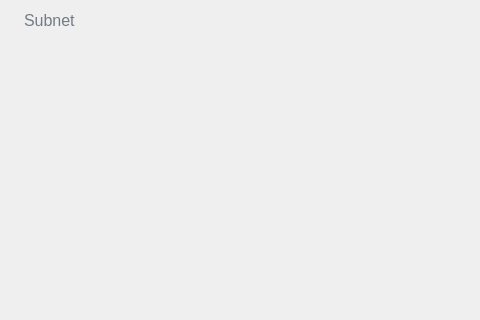
The window that ui/zenqt/nodeeditor/gv/zenographseditor.ui (zenustech/zeno) describes before a commit, drawn with Qt 5; both pictures show x 0 to 480 and y 0 to 320 of the 977 by 581 pixel window.
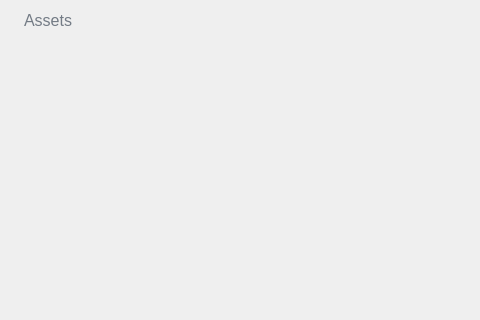
The same window after the commit. The open tabs and pages were chosen to show the change. Custom widgets are drawn as their Qt base class.

Commit message: (76%) start to dev assets. refactor editor paging, based on pathList.

The edit to the form file:
```diff
--- a/ui/zenqt/nodeeditor/gv/zenographseditor.ui
+++ b/ui/zenqt/nodeeditor/gv/zenographseditor.ui
@@ -113,7 +113,7 @@
 font-size: 12pt;</string>
                 </property>
                 <property name="text">
-                 <string>Subnet</string>
+                 <string>Assets</string>
                 </property>
                </widget>
               </item>
```
Left out of the diff: 14 changed lines with no effect on the pictures. The commit also changes 13 other files.
